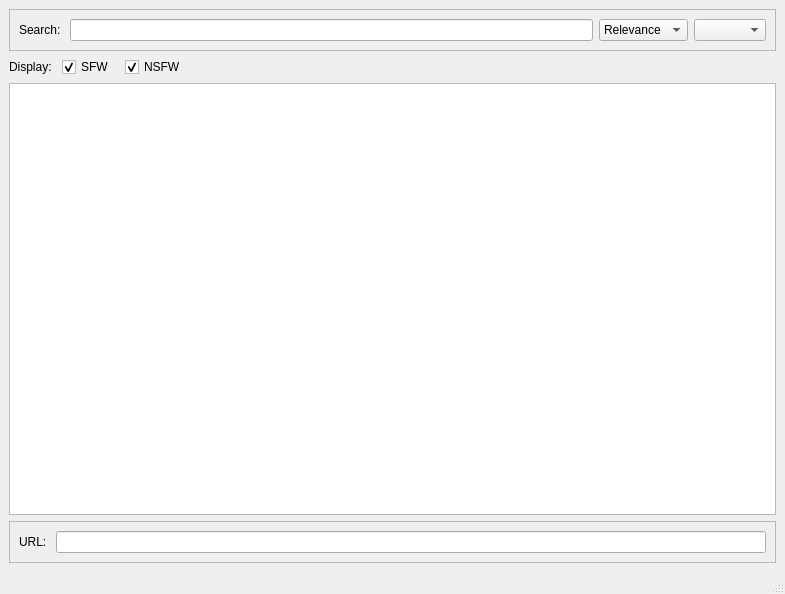
Qt form weboob/applications/qvideoob/ui/main_window.ui (laurentb/weboob) before a commit.
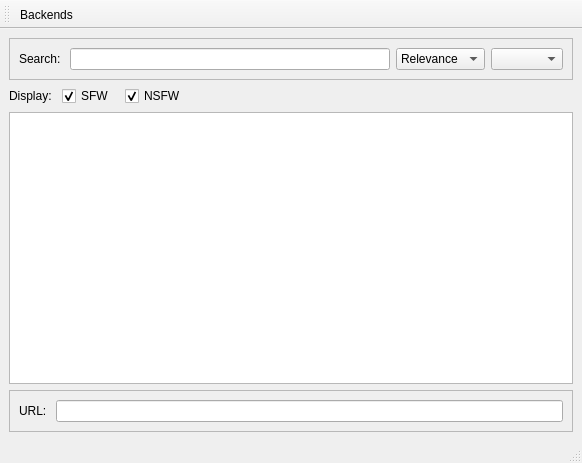
The same form after that commit.

Commit message: add a button to configure backends

```diff
--- a/weboob/applications/qvideoob/ui/main_window.ui
+++ b/weboob/applications/qvideoob/ui/main_window.ui
@@ -6,8 +6,8 @@
    <rect>
     <x>0</x>
     <y>0</y>
-    <width>785</width>
-    <height>594</height>
+    <width>582</width>
+    <height>463</height>
    </rect>
   </property>
   <property name="windowTitle">
@@ -139,8 +139,8 @@
         <rect>
          <x>0</x>
          <y>0</y>
-         <width>763</width>
-         <height>391</height>
+         <width>560</width>
+         <height>230</height>
         </rect>
        </property>
        <property name="styleSheet">
@@ -187,6 +187,23 @@
    </property>
   </widget>
   <widget class="QStatusBar" name="statusbar"/>
+  <widget class="QToolBar" name="toolBar">
+   <property name="windowTitle">
+    <string>toolBar</string>
+   </property>
+   <attribute name="toolBarArea">
+    <enum>TopToolBarArea</enum>
+   </attribute>
+   <attribute name="toolBarBreak">
+    <bool>false</bool>
+   </attribute>
+   <addaction name="actionBackends"/>
+  </widget>
+  <action name="actionBackends">
+   <property name="text">
+    <string>Backends</string>
+   </property>
+  </action>
  </widget>
  <resources/>
  <connections/>
```
Left out of the diff: 2 changed lines with no effect on the pictures. The commit also changes 1 other file.
